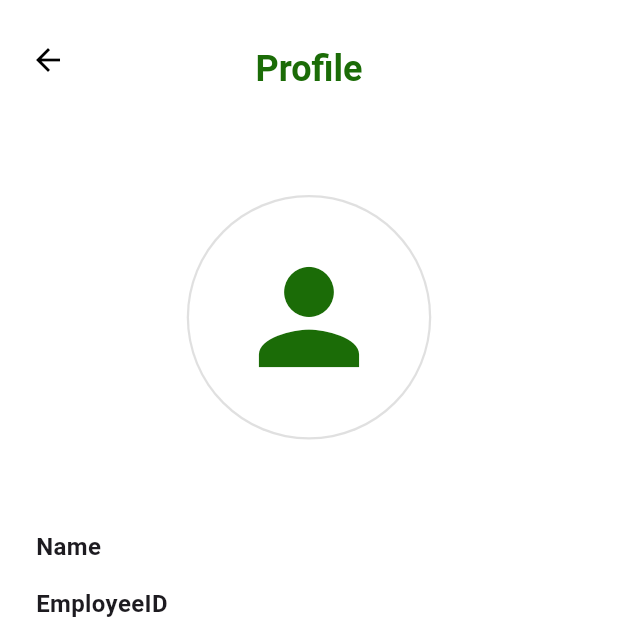
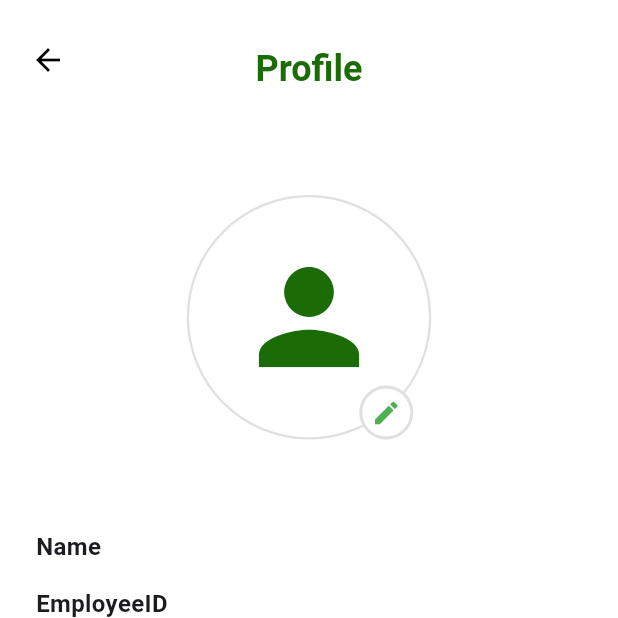
Before and after one commit to ccn9180/delivery-management, a Flutter app: the screen it shows once a user with an empty profile is signed in, item 3 of the bottom bar chosen, after a tap on "Profile", on a phone screen of 412 x 824 dp, the top half of it. Run offline on Flutter 3.47's test engine with Material 3 defaults, Android fonts, the phone set to English and light mode, and no system bars; our stand-ins replace cloud_firestore, firebase_auth, firebase_core, geolocator, google_maps_flutter, image_picker and 1 more; missing offline and left inert: flutter_polyline_points; accounts and stored records are empty.

Commit message:
ad edit icon at profile

```diff
--- a/lib/google_map.dart
+++ b/lib/google_map.dart
@@ -3,10 +3,10 @@ import 'package:flutter/material.dart';
 import 'package:google_maps_flutter/google_maps_flutter.dart';
 import 'package:geolocator/geolocator.dart';
 import 'package:permission_handler/permission_handler.dart';
+import 'package:flutter_polyline_points/flutter_polyline_points.dart';
 
 class GoogleMapPage extends StatefulWidget {
   const GoogleMapPage({super.key});
-
 
   @override
   State<GoogleMapPage> createState() => _GoogleMapPageState();
--- a/lib/homepage.dart
+++ b/lib/homepage.dart
@@ -7,6 +7,7 @@ import 'package:intl/intl.dart';
 import 'package:google_maps_flutter/google_maps_flutter.dart';
 import 'DeliveryHistory.dart';
 import 'google_map.dart';
+
 
 class Delivery {
   final String code;
@@ -226,7 +227,45 @@ class DeliveryListPage extends StatelessWidget {
                           },
                         ).toList();
 
-                    return TabBarView(
+                    final total = deliveries.length;
+                    final delivered = finished.length;
+                    final progress = total == 0 ? 0.0 : delivered / total;
+
+                    return Column(
+                      children: [
+                        // === Progress Circle ===
+                        Padding(
+                          padding: const EdgeInsets.all(16.0),
+                          child: CircularPercentIndicator(
+                            radius: 70.0,
+                            lineWidth: 8.0,
+                            percent: progress,
+                            center: Column(
+                              mainAxisAlignment: MainAxisAlignment.center,
+                              children: [
+                                Text(
+                                  "${(progress * 100).toInt()}%",
+                                  style: const TextStyle(
+                                    fontWeight: FontWeight.bold,
+                                    fontSize: 18,
+                                  ),
+                                ),
+                                Text(
+                                  "$delivered / $total",
+                                  style: const TextStyle(fontSize: 13, color: Colors.grey),
+                                ),
+                              ],
+                            ),
+                            progressColor: progress == 1.0 ? Colors.green : Colors.orange,
+                            backgroundColor: Colors.grey.shade200,
+                            circularStrokeCap: CircularStrokeCap.round,
+                            animation: true,
+                          ),
+                        ),
+
+                        // === Tabs ===
+                        Expanded(
+                          child: TabBarView(
                             children: [
                               DeliveryListTab(
                                 deliveries: mapList(newOrder),
@@ -241,7 +280,11 @@ class DeliveryListPage extends StatelessWidget {
                                 emptyMessages: "No deliveries have been completed yet",
                               ),
                             ],
+                          ),
+                        ),
+                      ],
                     );
+
                   },
                 ),
               ),
--- a/lib/profile.dart
+++ b/lib/profile.dart
@@ -96,7 +96,7 @@ class _ProfileState extends State<Profile> {
             .set({
               "profileImage": imageToSave,
               "name": _displayName ?? user!.displayName ?? "User Name",
-          "employeeID": _employeeID
+              "employeeID": _employeeID,
             }, SetOptions(merge: true));
 
         // Update UI
@@ -108,9 +108,9 @@ class _ProfileState extends State<Profile> {
           widget.onImageChanged!(imageToSave);
         }
 
-        ScaffoldMessenger.of(context).showSnackBar(
-          const SnackBar(content: Text("Profile image updated!")),
-        );
+        ScaffoldMessenger.of(
+          context,
+        ).showSnackBar(const SnackBar(content: Text("Profile image updated!")));
       } catch (e) {
         ScaffoldMessenger.of(context).showSnackBar(
           SnackBar(content: Text("Error updating profile image: $e")),
@@ -122,9 +122,7 @@ class _ProfileState extends State<Profile> {
   @override
   Widget build(BuildContext context) {
     if (_displayName == null) {
-      return const Scaffold(
-        body: Center(child: CircularProgressIndicator()),
-      );
+      return const Scaffold(body: Center(child: CircularProgressIndicator()));
     }
 
     return Scaffold(
@@ -148,7 +146,8 @@ class _ProfileState extends State<Profile> {
             style: TextStyle(
               color: Color(0xFF1B6C07),
               fontWeight: FontWeight.bold,
-                fontSize: 24),
+              fontSize: 24,
+            ),
           ),
         ),
       ),
@@ -161,7 +160,9 @@ class _ProfileState extends State<Profile> {
             Center(
               child: GestureDetector(
                 onTap: _pickAndUploadImage,
-                child: Container(
+                child: Stack(
+                  children: [
+                    Container(
                       padding: const EdgeInsets.all(1.5),
                       decoration: BoxDecoration(
                         color: Colors.grey.shade300,
@@ -172,10 +173,28 @@ class _ProfileState extends State<Profile> {
                         backgroundColor: Colors.white,
                         backgroundImage: profileImageProvider,
                         child: profileImageProvider == null
-                        ? const Icon(Icons.person,
-                        size: 100, color: Color(0xFF1B6C07))
+                            ? const Icon(
+                                Icons.person,
+                                size: 100,
+                                color: Color(0xFF1B6C07),
+                              )
                             : null,
                       ),
+                    ),
+                    Positioned(
+                      bottom: 0,
+                      right: 12,
+                      child: Container(
+                        padding: EdgeInsets.all(6),
+                        decoration: BoxDecoration(
+                          color: Colors.white,
+                          shape: BoxShape.circle,
+                          border: Border.all(color: Colors.grey.shade300, width: 2),
+                        ),
+                        child: Icon(Icons.edit, size: 20, color: Colors.green),
+                      ),
+                    ),
+                  ],
                 ),
               ),
             ),
@@ -192,8 +211,10 @@ class _ProfileState extends State<Profile> {
                 _buildSpacerRow(),
                 _buildTableRow('Phone Number', _phoneNum ?? 'Phone Number'),
                 _buildSpacerRow(),
-                _buildTableRow('Total Delivery Completed',
-                    (_deliveredCount?.toString() ?? '0')),
+                _buildTableRow(
+                  'Total Delivery Completed',
+                  (_deliveredCount?.toString() ?? '0'),
+                ),
                 _buildSpacerRow(),
               ],
             ),
@@ -204,19 +225,23 @@ class _ProfileState extends State<Profile> {
   }
 
   TableRow _buildTableRow(String title, String value) {
-    return TableRow(children: [
-      Text(title,
-          style: const TextStyle(fontWeight: FontWeight.bold, fontSize: 16)),
+    return TableRow(
+      children: [
+        Text(
+          title,
+          style: const TextStyle(fontWeight: FontWeight.bold, fontSize: 16),
+        ),
         Align(
           alignment: Alignment.centerLeft,
-          child: Text(value, style: const TextStyle(fontSize: 16))),
-    ]);
+          child: Text(value, style: const TextStyle(fontSize: 16)),
+        ),
+      ],
+    );
   }
 
   TableRow _buildSpacerRow() {
-    return const TableRow(children: [
-      SizedBox(height: 15),
-      SizedBox(height: 15),
-    ]);
+    return const TableRow(
+      children: [SizedBox(height: 15), SizedBox(height: 15)],
+    );
   }
 }
--- a/pubspec.yaml
+++ b/pubspec.yaml
@@ -49,7 +49,8 @@ dependencies:
   cached_network_image: ^3.4.1
   http: ^1.1.0
   image: ^4.1.1
-  flutter_polyline_points: ^3.0.0
+  flutter_polyline_points: ^3.0.1
+  percent_indicator: ^4.2.5
 
 dev_dependencies:
   flutter_test:
```
Also changed, not shown: pubspec.lock. Lines whose indentation alone changed are shown as unchanged.
